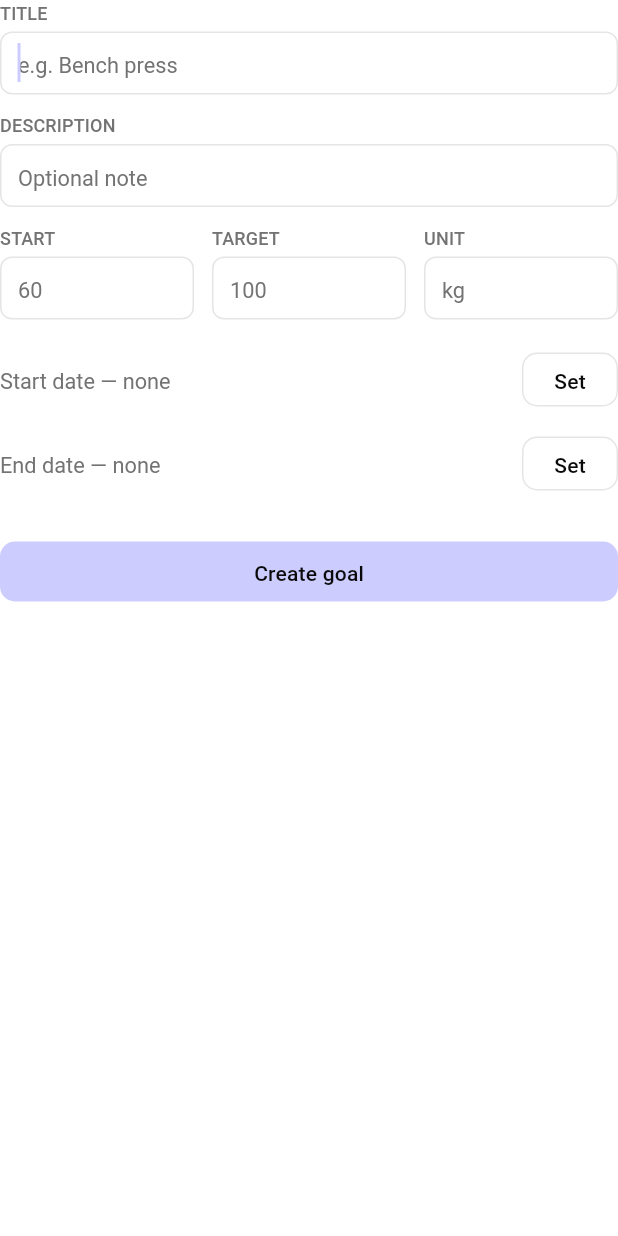
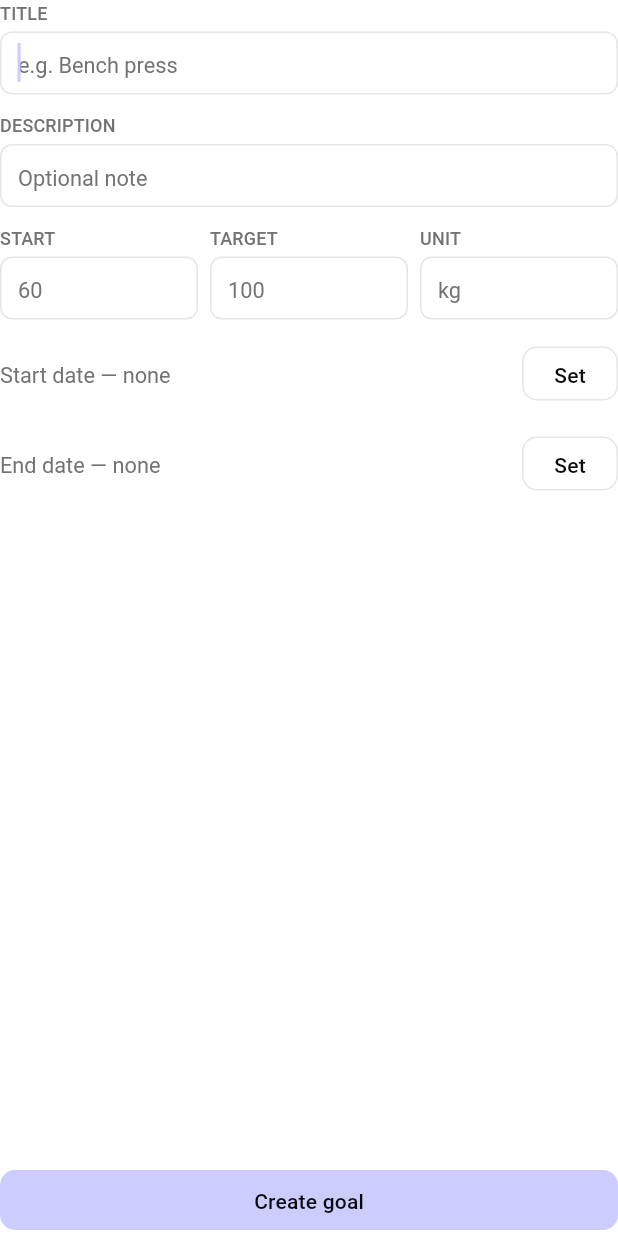
Before and after one commit to Hazhir2002/tenkai, a Flutter app: the GoalForm widget shown alone on an empty page, opened directly, on a phone screen of 412 x 824 dp. Run offline on Flutter 3.47's test engine with Material 3 defaults, Android fonts, the phone set to English and light mode, and no system bars; our stand-ins replace awesome_notifications, dartz, dio, drift, drift_flutter, flutter_hooks and 6 more; missing offline and left inert: ficonsax, health, home_widget; accounts and stored records are empty; generated files the repository leaves out were written again.

Commit message:
added create goal screen

```diff
--- a/lib/features/goal_tracker/widgets/goal_form.dart
+++ b/lib/features/goal_tracker/widgets/goal_form.dart
@@ -162,16 +162,23 @@ class _GoalFormState extends ConsumerState<GoalForm> {
   Widget build(BuildContext context) {
     final isLoading = ref.watch(goalProvider.select((s) => s.isLoading));
 
-    return Column(
+    return Form(
+      child: Column(
+        children: [
+          Expanded(
+            child: SingleChildScrollView(
+              child: Column(
                 mainAxisSize: MainAxisSize.min,
                 crossAxisAlignment: CrossAxisAlignment.start,
+                spacing: TenkaiSpacing.md,
                 children: [
                   if (_error != null) ...[
                     Text(
                       _error!,
-            style: TenkaiTypography.labelSm.copyWith(color: TenkaiColors.error),
+                      style: TenkaiTypography.labelSm.copyWith(
+                        color: TenkaiColors.error,
                       ),
-          const SizedBox(height: TenkaiSpacing.md),
+                    ),
                   ],
                   TenkaiTextFormField(
                     controller: _titleController,
@@ -180,15 +187,14 @@ class _GoalFormState extends ConsumerState<GoalForm> {
                     textInputAction: TextInputAction.next,
                     autofocus: !widget.isEditing,
                   ),
-        const SizedBox(height: TenkaiSpacing.md),
                   TenkaiTextFormField(
                     controller: _descriptionController,
                     label: 'description',
                     placeholder: 'Optional note',
                   ),
-        const SizedBox(height: TenkaiSpacing.md),
                   Row(
                     crossAxisAlignment: CrossAxisAlignment.end,
+                    spacing: TenkaiSpacing.sm,
                     children: [
                       if (!widget.isEditing) ...[
                         Expanded(
@@ -201,7 +207,6 @@ class _GoalFormState extends ConsumerState<GoalForm> {
                             ),
                           ),
                         ),
-              const SizedBox(width: TenkaiSpacing.md),
                       ],
                       Expanded(
                         child: TenkaiTextFormField(
@@ -213,7 +218,6 @@ class _GoalFormState extends ConsumerState<GoalForm> {
                           ),
                         ),
                       ),
-            const SizedBox(width: TenkaiSpacing.md),
                       Expanded(
                         child: TenkaiTextFormField(
                           controller: _unitController,
@@ -223,7 +227,6 @@ class _GoalFormState extends ConsumerState<GoalForm> {
                       ),
                     ],
                   ),
-        const SizedBox(height: TenkaiSpacing.lg),
                   _DateRow(
                     label: 'Start date',
                     date: _startDate,
@@ -232,7 +235,6 @@ class _GoalFormState extends ConsumerState<GoalForm> {
                         ? null
                         : () => setState(() => _startDate = null),
                   ),
-        const SizedBox(height: TenkaiSpacing.sm),
                   _DateRow(
                     label: 'End date',
                     date: _endDate,
@@ -241,7 +243,10 @@ class _GoalFormState extends ConsumerState<GoalForm> {
                         ? null
                         : () => setState(() => _endDate = null),
                   ),
-        const SizedBox(height: TenkaiSpacing.xl),
+                ],
+              ),
+            ),
+          ),
           SizedBox(
             width: double.infinity,
             child: FilledButton(
@@ -250,6 +255,7 @@ class _GoalFormState extends ConsumerState<GoalForm> {
             ),
           ),
         ],
+      ),
     );
   }
 }
```
Also changed, not shown: lib/core/configs/app_router.dart (+7 -1 lines), lib/features/goal_tracker/screens/create_goal_screen.dart (added, +18 -0 lines), lib/features/goal_tracker/screens/goals_screen.dart (+1 -10 lines). Lines whose indentation alone changed are shown as unchanged.
